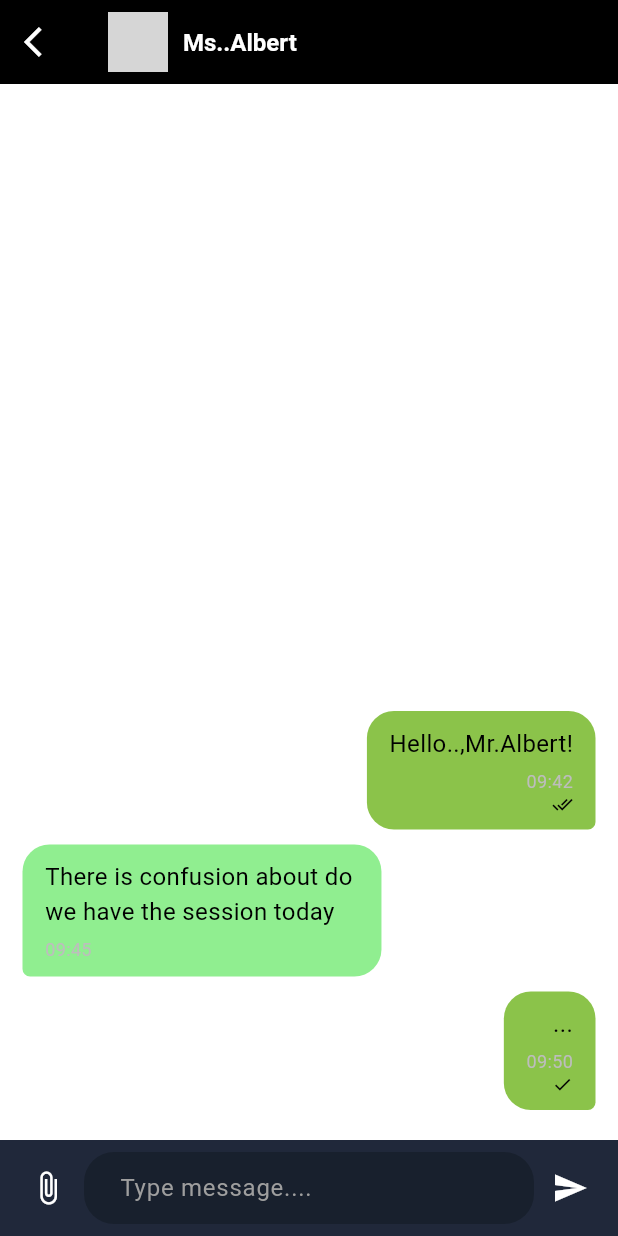
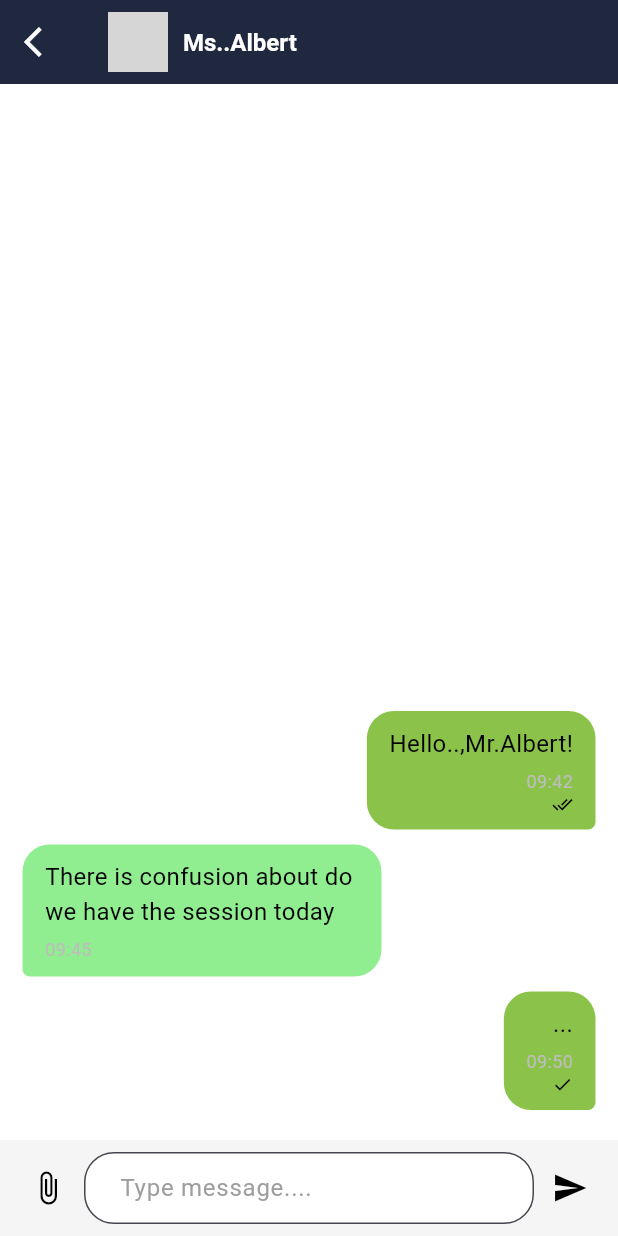
Before and after one commit to LAKI-1/Sched-Ease-Mobile-Frontend, a Flutter app: the screen it shows after launch, after a tap on "Ms..Albert", on a phone screen of 412 x 824 dp. Run offline on Flutter 3.47's test engine with Material 3 defaults, Android fonts, the phone set to English and light mode, and no system bars; our stand-ins replace image_picker; network calls fail; grey boxes are pictures that could not be loaded.

```diff
--- a/lib/chatscreen.dart
+++ b/lib/chatscreen.dart
@@ -256,7 +256,7 @@ class _ChatScreenState extends State<ChatScreen>{
     return Scaffold(
 
       appBar: AppBar(
-        backgroundColor: const Color(0xFF000000),
+        backgroundColor: const Color(0xFF20283F),
         leading: IconButton(
           icon: const Icon(Icons.arrow_back_ios,color: Colors.white),
           onPressed: () => Navigator.pop(context),
@@ -408,27 +408,29 @@ class _ChatScreenState extends State<ChatScreen>{
   Widget _buildMessageInput(){
     return Container(
       padding: const EdgeInsets.all(8.0),
-      color: const Color(0xff20283A),
+      color: const Color(0xFFF5F5F5),
       child: Row(
         children: [
           IconButton(
-            icon: const Icon(Icons.attach_file,color: Colors.white),
+            icon: const Icon(Icons.attach_file,color: Colors.black),
             onPressed: _getFromGallery,
           ),
           Expanded(
 
           child: TextField(
             controller: _messageController,
-            style: const TextStyle(color: Colors.white),
+            style: const TextStyle(color: Colors.black),
             decoration: InputDecoration(
               hintText: 'Type message....',
               hintStyle: TextStyle(color: Colors.grey),
               border: OutlineInputBorder(
                 borderRadius: BorderRadius.circular(20),
-                borderSide: BorderSide.none,
+                borderSide: BorderSide(color: Colors.black,width: 2.0),
+
               ),
               filled: true,
-              fillColor: const Color(0xff18202D),
+              fillColor: const Color(0xFFFFFFFF),
+
               contentPadding: const EdgeInsets.symmetric(
                 horizontal: 20,
                 vertical: 10,
@@ -437,7 +439,7 @@ class _ChatScreenState extends State<ChatScreen>{
           ),
           ),
           IconButton(
-            icon: const Icon(Icons.send,color: Colors.white),
+            icon: const Icon(Icons.send,color: Colors.black),
             onPressed: _sendMessage,
           )
 
```
Also changed, not shown: lib/homescreen.dart (+67 -1 lines).
